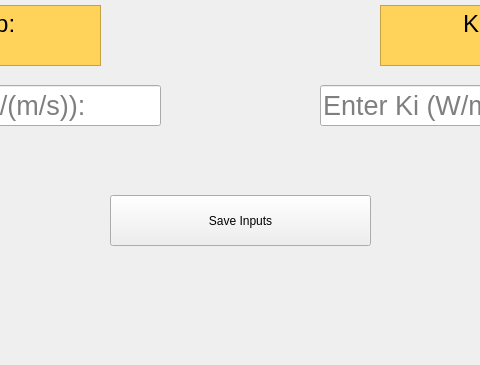
Above: src/UI/SWTrainController/TrainController.ui from aet37/ECE1140-Project before the change; both pictures show x 160 to 640 and y 235 to 600 of the 800 by 600 pixel window. Below: the same form after it.
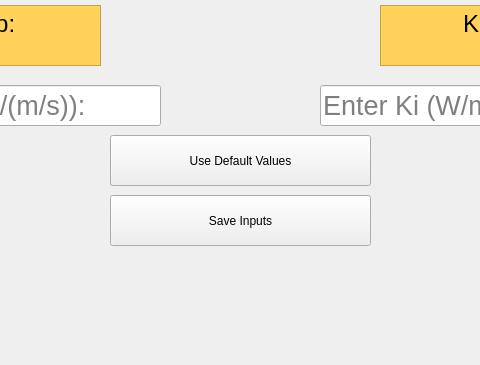
That is the form after the change. The open tabs and pages were chosen to show the change.

The edit to the form file:
```diff
--- a/src/UI/SWTrainController/TrainController.ui
+++ b/src/UI/SWTrainController/TrainController.ui
@@ -1561,6 +1561,19 @@
        <string>&lt;-Menu</string>
       </property>
      </widget>
+     <widget class="QPushButton" name="UseDefaults">
+      <property name="geometry">
+       <rect>
+        <x>270</x>
+        <y>370</y>
+        <width>261</width>
+        <height>51</height>
+       </rect>
+      </property>
+      <property name="text">
+       <string>Use Default Values</string>
+      </property>
+     </widget>
     </widget>
    </widget>
   </widget>
```
Left out of the diff: 2 changed lines with no effect on the pictures.
